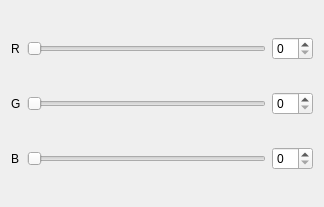
First picture: the form in view/rgb_color_picker_widget.ui, repository JakubJakacki18/PythonPaint, before the edit.
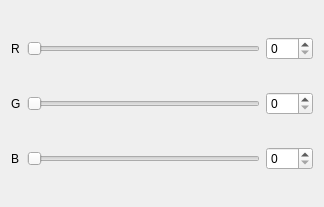
Second picture: the form after the edit.

```diff
--- a/view/rgb_color_picker_widget.ui
+++ b/view/rgb_color_picker_widget.ui
@@ -22,14 +22,21 @@
     </widget>
    </item>
    <item row="0" column="1">
-    <widget class="QSlider" name="rRgbSlider">
+    <widget class="QSlider" name="rgbRedSlider">
+     <property name="maximum">
+      <number>255</number>
+     </property>
      <property name="orientation">
       <enum>Qt::Orientation::Horizontal</enum>
      </property>
     </widget>
    </item>
    <item row="0" column="2">
-    <widget class="QSpinBox" name="rRgbSpinBox"/>
+    <widget class="QSpinBox" name="rgbRedSpinBox">
+     <property name="maximum">
+      <number>255</number>
+     </property>
+    </widget>
    </item>
    <item row="1" column="0">
     <widget class="QLabel" name="gRgbLabel">
@@ -39,14 +46,21 @@
     </widget>
    </item>
    <item row="1" column="1">
-    <widget class="QSlider" name="gRgbSlider">
+    <widget class="QSlider" name="rgbGreenSlider">
+     <property name="maximum">
+      <number>255</number>
+     </property>
      <property name="orientation">
       <enum>Qt::Orientation::Horizontal</enum>
      </property>
     </widget>
    </item>
    <item row="1" column="2">
-    <widget class="QSpinBox" name="gRgbSpinBox"/>
+    <widget class="QSpinBox" name="rgbGreenSpinBox">
+     <property name="maximum">
+      <number>255</number>
+     </property>
+    </widget>
    </item>
    <item row="2" column="0">
     <widget class="QLabel" name="bRgbLabel">
@@ -56,14 +70,21 @@
     </widget>
    </item>
    <item row="2" column="1">
-    <widget class="QSlider" name="bRgbSlider">
+    <widget class="QSlider" name="rgbBlueSlider">
+     <property name="maximum">
+      <number>255</number>
+     </property>
      <property name="orientation">
       <enum>Qt::Orientation::Horizontal</enum>
      </property>
     </widget>
    </item>
    <item row="2" column="2">
-    <widget class="QSpinBox" name="bRgbSpinBox"/>
+    <widget class="QSpinBox" name="rgbBlueSpinBox">
+     <property name="maximum">
+      <number>255</number>
+     </property>
+    </widget>
    </item>
   </layout>
  </widget>
```
Left out of the diff: 105 changed lines with no effect on the pictures.
